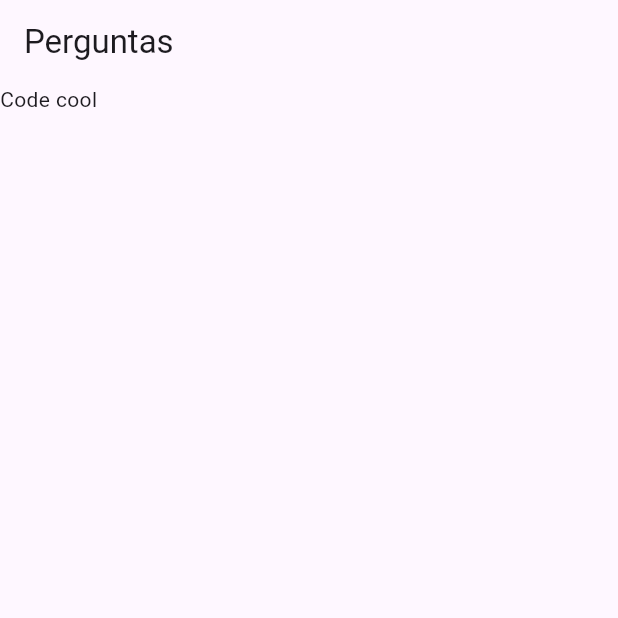
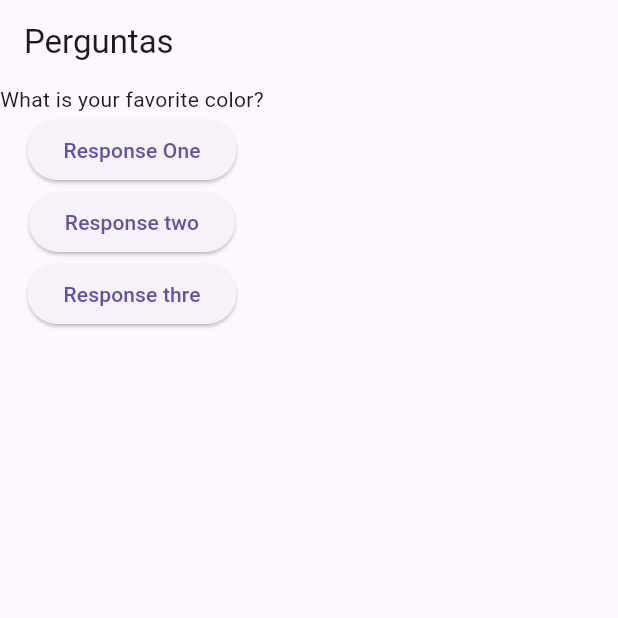
Before and after one commit to n0cturn0/dart-udemy, a Flutter app: the screen it shows after launch, on a phone screen of 412 x 824 dp, the top half of it. Run offline on Flutter 3.47's test engine with Material 3 defaults, Android fonts, the phone set to English and light mode, and no system bars.

Commit message:
Váriaveis statelessWidget

```diff
--- a/lib/main.dart
+++ b/lib/main.dart
@@ -2,15 +2,41 @@ import 'package:flutter/material.dart';
 
 main() => runApp(PerguntaApp());
 
-@override
 class PerguntaApp extends StatelessWidget {
+  final questionSelected = 0;
+  void responder() {
+    questionSelected++;
+    print(questionSelected);
+  }
+
+  @override
   Widget build(BuildContext contex) {
+    final perguntas = [
+      'What is your favorite color?',
+      'What is your favorite animal?',
+    ];
     return MaterialApp(
       home: Scaffold(
         appBar: AppBar(
           title: Text('Perguntas'),
         ),
-        body: Text('Code cool'),
+        body: Column(
+          children: [
+            Text(perguntas[questionSelected]),
+            ElevatedButton(
+              child: Text('Response One'),
+              onPressed: responder,
+            ),
+            ElevatedButton(
+              child: Text('Response two'),
+              onPressed: responder,
+            ),
+            ElevatedButton(
+              child: Text('Response thre'),
+              onPressed: responder,
+            )
+          ],
+        ),
       ),
     );
   }
```
